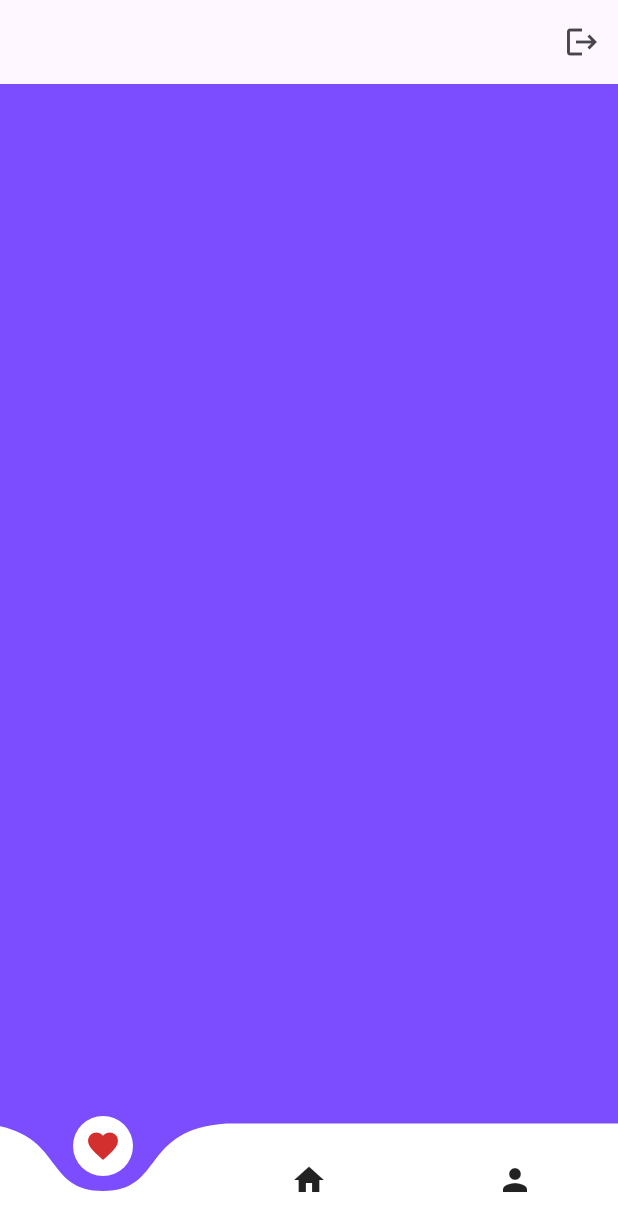
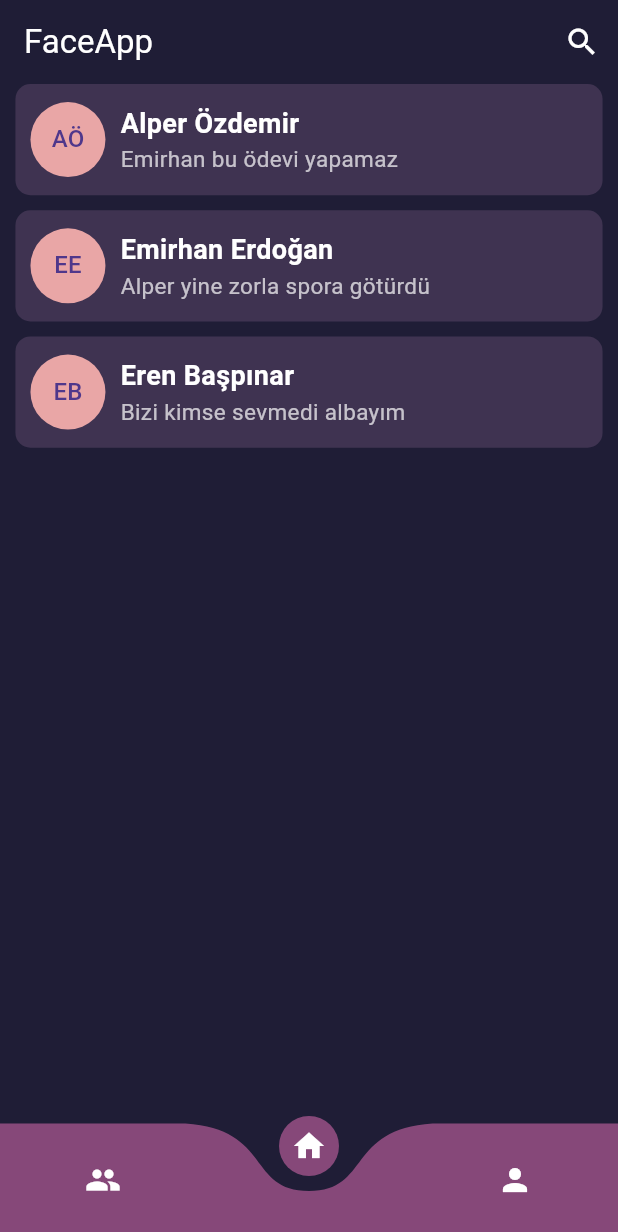
Before and after one commit to emirhannerdogan/FaceApp, a Flutter app: the screen it shows once a user with an empty profile is signed in, on a phone screen of 412 x 824 dp. Shown: the top 1232 px of the screen. Run offline on Flutter 3.47's test engine with Material 3 defaults, Android fonts, the phone set to English and light mode, and no system bars; drawn by our look-alikes of curved_navigation_bar; our stand-ins replace firebase_auth, firebase_core, rive; accounts and stored records are empty; network calls fail.

Commit message:
HomePage UI

```diff
--- a/Project Files/lib/Components/auth_page.dart
+++ b/Project Files/lib/Components/auth_page.dart
@@ -1,7 +1,7 @@
+import 'package:faceapp/Pages/app_page.dart';
 import 'package:firebase_auth/firebase_auth.dart';
 import 'package:flutter/material.dart';
 import 'package:faceapp/Auth/login_or_register.dart';
-import 'package:faceapp/Pages/Login/homepage.dart';
 
 class AuthPage extends StatelessWidget {
   const AuthPage({Key? key}) : super(key: key);
@@ -13,7 +13,7 @@ class AuthPage extends StatelessWidget {
             stream: FirebaseAuth.instance.authStateChanges(),
             builder: (context, snapshot) {
               if (snapshot.hasData) {
-                return const HomePage();
+                return const AppPage();
               } else {
                 return const LoginOrRegister();
               }
--- /dev/null
+++ b/Project Files/lib/Components/home_page_message_box.dart
@@ -0,0 +1,58 @@
+import 'package:flutter/material.dart';
+
+class HomePageMessageBox extends StatelessWidget{
+
+  final String username;
+  final String message;
+  final String shortName;
+
+  HomePageMessageBox({required this.username, required this.message, required this.shortName});
+
+  @override
+  Widget build(BuildContext context) {
+
+    final screenSize = MediaQuery.of(context).size;
+
+    return DecoratedBox(
+        decoration: BoxDecoration(
+            color: Color.fromRGBO(63, 51, 81, 1),
+            borderRadius: BorderRadius.circular(10)
+        ),
+        child: SizedBox(
+            width: screenSize.width * 0.95,
+            height: screenSize.height * 0.09,
+            child: Row(
+              children: [
+                SizedBox(width: 10,),
+                CircleAvatar(
+                  radius: 25,
+                  backgroundColor: Color.fromRGBO(233, 166, 166, 1),
+                  child: Text(
+                      shortName
+                  ),
+                ),
+                SizedBox(width: 10,),
+                Column(
+                  mainAxisAlignment: MainAxisAlignment.center,
+                  crossAxisAlignment: CrossAxisAlignment.start,
+                  children: [
+                    Text(
+                        username,
+                        style: TextStyle(
+                            fontSize: 18,
+                            fontWeight: FontWeight.bold,
+                            color: Colors.white)
+                    ),
+                    Text(
+                        message,
+                        style: TextStyle(
+                            fontSize: 15,
+                            color: Colors.white70)
+                    )
+                  ],
+                )
+              ],
+            )),
+    );
+  }
+}
--- a/Project Files/lib/Pages/Login/homepage.dart
+++ b/Project Files/lib/Pages/Login/homepage.dart
@@ -1,6 +1,6 @@
 import 'package:firebase_auth/firebase_auth.dart';
 import 'package:flutter/material.dart';
-import 'package:curved_navigation_bar/curved_navigation_bar.dart';
+import 'package:faceapp/Components/home_page_message_box.dart';
 
 class HomePage extends StatefulWidget {
   const HomePage({Key? key}) : super(key: key);
@@ -15,24 +15,42 @@ void SignUserOut() {
 }
 
 class _HomePageState extends State<HomePage> {
+
+  static const backgroundColor = Color.fromRGBO(31, 29, 54, 1);
+
   @override
   Widget build(BuildContext context) {
     return Scaffold(
-      appBar: AppBar(
-        actions: const [
-          IconButton(onPressed: SignUserOut, icon: Icon(Icons.logout))
-        ],
+
+      body: SafeArea(
+          child: Center(
+            child: Column(
+              crossAxisAlignment: CrossAxisAlignment.center,
+              mainAxisAlignment: MainAxisAlignment.start,
+
+              children: [
+                HomePageMessageBox(
+                  username: 'Alper Özdemir',
+                  message: 'Emirhan bu ödevi yapamaz',
+                  shortName: 'AÖ',
+                ),
+                SizedBox(height: 10),
+                HomePageMessageBox(
+                  username: 'Emirhan Erdoğan',
+                  message: 'Alper yine zorla spora götürdü',
+                  shortName: 'EE',
+                ),
+                SizedBox(height: 10,),
+                HomePageMessageBox(
+                  username: 'Eren Başpınar',
+                  message: 'Bizi kimse sevmedi albayım',
+                  shortName: 'EB',
+                )
+              ]
+            ),
+          )
       ),
-      backgroundColor: Colors.deepPurpleAccent.shade200,
-      bottomNavigationBar: CurvedNavigationBar(
-        animationDuration: const Duration(milliseconds: 400),
-        backgroundColor: Colors.deepPurpleAccent.shade200,
-        items: [
-          Icon(Icons.favorite, color: Colors.red.shade700),
-          const Icon(Icons.home),
-          const Icon(Icons.person)
-        ],
-      ),
+      backgroundColor: backgroundColor,
     );
   }
 }
--- /dev/null
+++ b/Project Files/lib/Pages/app_page.dart
@@ -0,0 +1,72 @@
+import 'package:curved_navigation_bar/curved_navigation_bar.dart';
+import 'package:faceapp/Pages/Login/homepage.dart';
+import 'package:faceapp/Pages/persons_page.dart';
+import 'package:faceapp/Pages/profile_page.dart';
+import 'package:flutter/cupertino.dart';
+import 'package:flutter/material.dart';
+
+class AppPage extends StatefulWidget {
+  const AppPage({Key? key}) : super(key: key);
+
+  @override
+  State<AppPage> createState() => _AppPageState();
+}
+
+class _AppPageState extends State<AppPage> {
+  static const backgroundColor = Color.fromRGBO(31, 29, 54, 1);
+  static const navigationbarColor = Color.fromRGBO(134, 72, 121, 1);
+
+  int index = 1;
+
+  @override
+  Widget build(BuildContext context) {
+    return Scaffold(
+      appBar: AppBar(
+        title: const Text(style: TextStyle(color: Colors.white),"FaceApp"),
+        backgroundColor: backgroundColor,
+        actions: const [
+          IconButton(onPressed: SignUserOut, icon: Icon(color: Colors.white,Icons.search))
+        ],
+      ),
+      backgroundColor: backgroundColor,
+      body: Container(
+          width: double.infinity,
+          height: double.infinity,
+          alignment: Alignment.center,
+          child: getSelectedWidget(index: index)
+      ),
+      bottomNavigationBar: CurvedNavigationBar(
+          color: navigationbarColor,
+          index: index,
+          animationDuration: const Duration(milliseconds: 400),
+          backgroundColor: backgroundColor,
+          items: const [
+            Icon(Icons.group, color: Colors.white, ),
+            Icon(Icons.home, color: Colors.white),
+            Icon(Icons.person, color: Colors.white)
+          ],
+          onTap: (selectedIndex){
+            setState(() {
+              index = selectedIndex;
+            });
+          },
+      ),
+    );
+  }
+
+  Widget getSelectedWidget({required int index}){
+    Widget widget;
+    switch(index){
+      case 0:
+        widget = PersonsPage();
+        break;
+      case 1:
+        widget = const HomePage();
+        break;
+      default:
+        widget = ProfilePage();
+        break;
+    }
+    return widget;
+  }
+}
--- /dev/null
+++ b/Project Files/lib/Pages/persons_page.dart
@@ -0,0 +1,24 @@
+
+import 'package:flutter/cupertino.dart';
+import 'package:flutter/material.dart';
+
+class PersonsPage extends StatelessWidget{
+  static const backgroundColor = Color.fromRGBO(31, 29, 54, 1);
+
+  @override
+  Widget build(BuildContext context) {
+    return Scaffold(
+      body: Container(
+        alignment: Alignment.center,
+        child: Text(
+          "Kişiler Sayfası",
+          style: TextStyle(
+              color: Colors.white,
+              fontSize: 25
+          ),
+        ),
+      ),
+      backgroundColor: backgroundColor,
+    );
+  }
+}
--- /dev/null
+++ b/Project Files/lib/Pages/profile_page.dart
@@ -0,0 +1,24 @@
+
+import 'package:flutter/cupertino.dart';
+import 'package:flutter/material.dart';
+
+class ProfilePage extends StatelessWidget{
+  static const backgroundColor = Color.fromRGBO(31, 29, 54, 1);
+
+  @override
+  Widget build(BuildContext context) {
+    return Scaffold(
+      body: Container(
+        alignment: Alignment.center,
+        child: Text(
+          "Profil Sayfası",
+          style: TextStyle(
+              color: Colors.white,
+              fontSize: 25
+          ),
+        ),
+      ),
+      backgroundColor: backgroundColor,
+    );
+  }
+}
```
